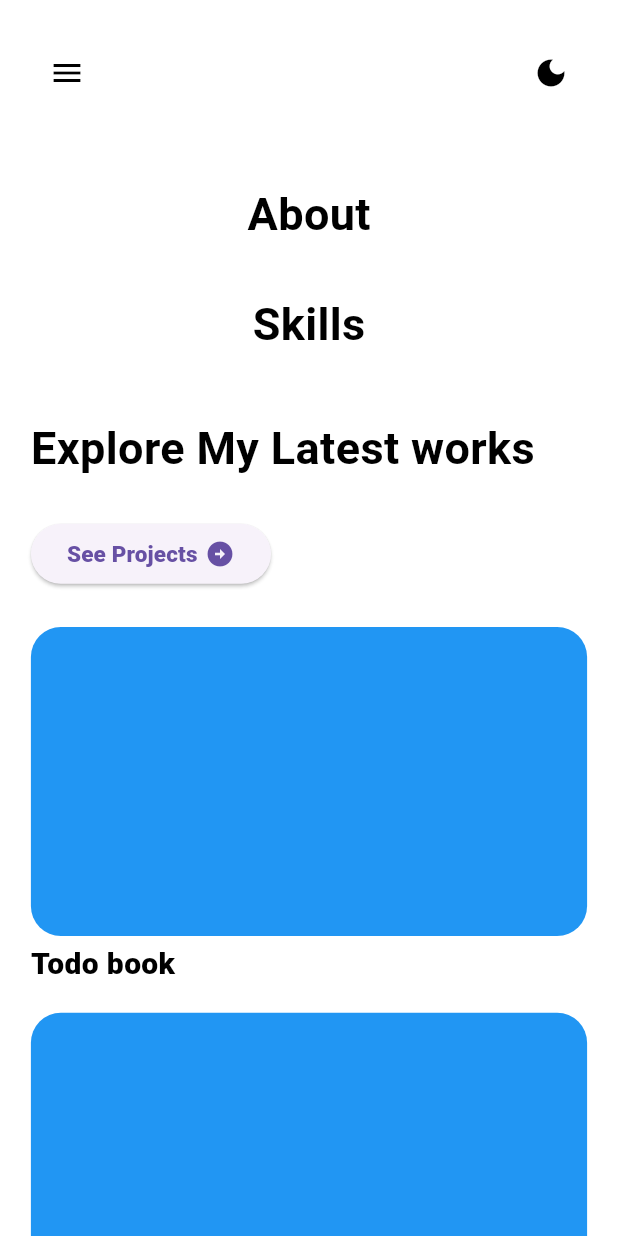
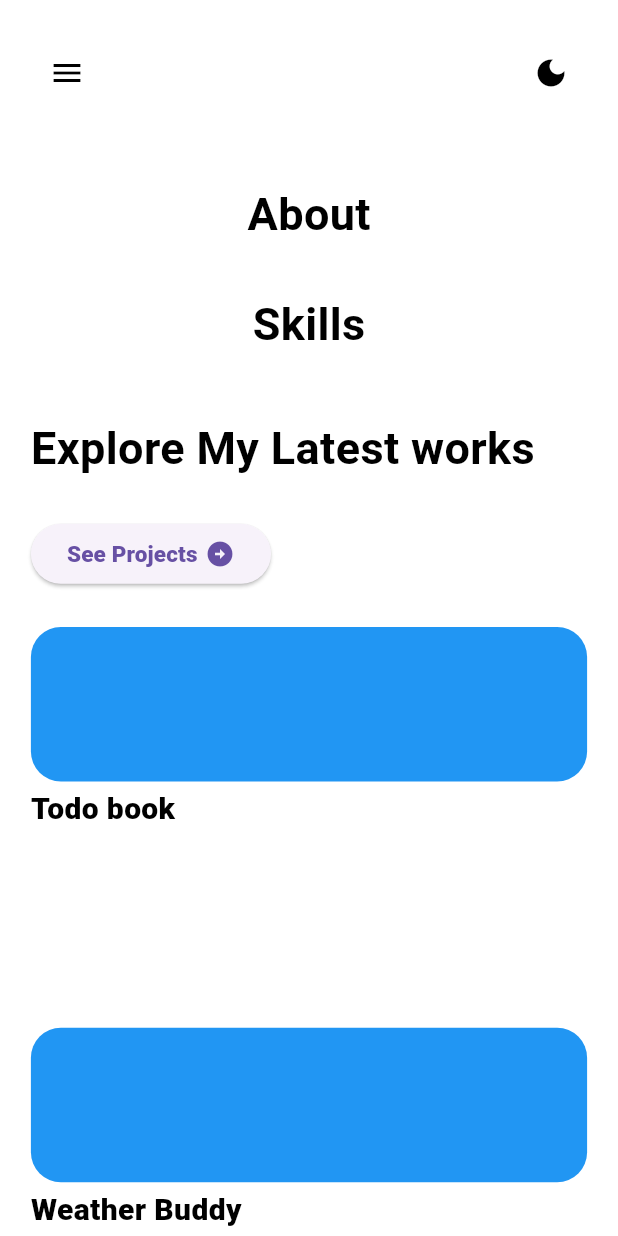
Before and after one commit to VijayBalaji6/portfolio, a Flutter app: the screen it shows after launch, scrolled down 576 dp, on a phone screen of 412 x 824 dp. Run offline on Flutter 3.47's test engine with Material 3 defaults, Android fonts, the light colour scheme and no system bars; our stand-ins replace firebase_core, firebase_storage, flutter_riverpod, flutter_screenutil, riverpod_annotation, web; missing offline and left inert: firebase_cloud_firestore, image_network; accounts and stored records are empty; statements that could not run were skipped.

Commit message:
small changes

```diff
--- a/lib/views/portfolio.dart
+++ b/lib/views/portfolio.dart
@@ -22,9 +22,7 @@ class PortFolio extends StatelessWidget {
       body: SingleChildScrollView(
         physics: const AlwaysScrollableScrollPhysics(),
         padding: EdgeInsets.symmetric(horizontal: 0.05.sw, vertical: 0.03.sh),
-        child: Column(
-          mainAxisSize: MainAxisSize.max,
-          children: [
+        child: Column(mainAxisSize: MainAxisSize.min, children: [
           HomeView(
             key: homeViewKey,
           ),
@@ -56,8 +54,7 @@ class PortFolio extends StatelessWidget {
             height: 30,
           ),
           const DetailsView()
-          ],
-        ),
+        ]),
       ),
     );
   }
--- a/lib/views/screens/skills_view/skills_view.dart
+++ b/lib/views/screens/skills_view/skills_view.dart
@@ -29,6 +29,7 @@ class SkillsView extends ConsumerWidget {
             final screenWidth = MediaQuery.of(context).size.width;
             return GridView.builder(
               shrinkWrap: true,
+              physics: const NeverScrollableScrollPhysics(),
               gridDelegate: SliverGridDelegateWithFixedCrossAxisCount(
                 crossAxisCount: screenWidth > 800
                     ? (screenWidth > 800 && screenWidth < 1200)
--- a/lib/views/screens/work_view/widgets/project_works.dart
+++ b/lib/views/screens/work_view/widgets/project_works.dart
@@ -15,9 +15,9 @@ class ProjectWorks extends StatelessWidget {
     return GridView.builder(
         gridDelegate: SliverGridDelegateWithFixedCrossAxisCount(
           crossAxisCount: isMobile ? 1 : 2,
-          crossAxisSpacing: 10,
-          mainAxisSpacing: 10,
-          childAspectRatio: isMobile ? 1.5 : 0.8,
+          crossAxisSpacing: 50,
+          mainAxisSpacing: 20,
+          childAspectRatio: 1.5,
         ),
         shrinkWrap: true,
         itemCount: projects.length,
@@ -35,7 +35,7 @@ class ProjectWorks extends StatelessWidget {
                   color: AppColors.blue,
                   borderRadius: BorderRadius.circular(20),
                 ),
-                height: 0.5.sw,
+                height: 0.25.sw,
                 width: 1.sw,
               ),
               SizedBox(
```
Lines whose indentation alone changed are shown as unchanged.
